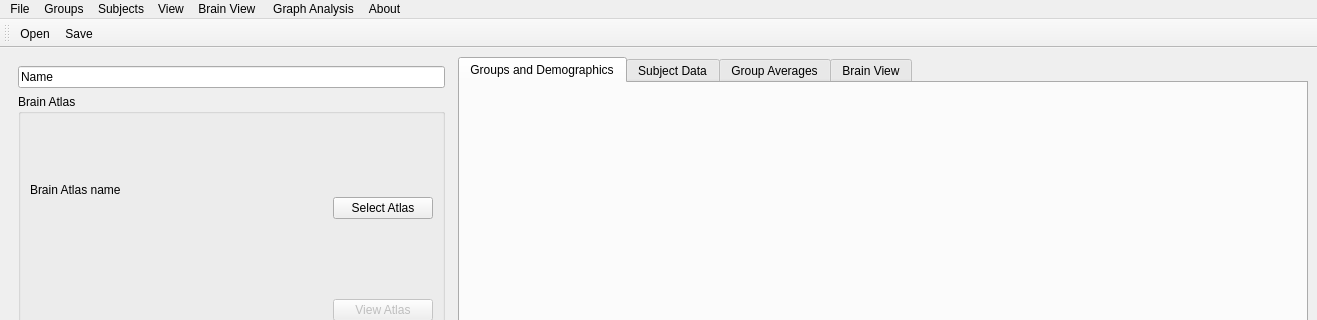
Before: the Qt Designer form braphy/gui/ui_files/cohort_editor.ui in softmatterlab/Braph-2.0-Python, drawn with Qt 5; both pictures show x 0 to 1317 and y 0 to 320 of the 1317 by 765 pixel window.
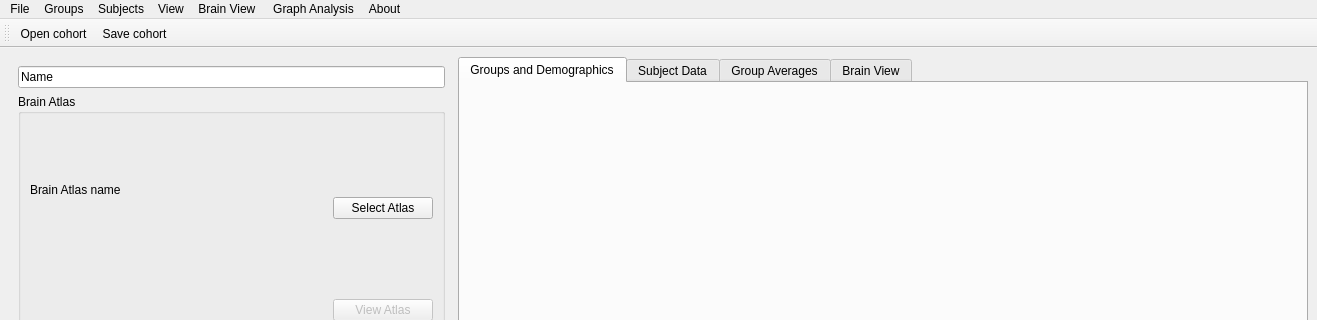
After: the same form once the commit is applied. Icons and pictures are not drawn. Custom widgets are drawn as their Qt base class.

Commit message: Add additional description for the save buttons in brain atlas, cohort, and analysis to avoid confusion with saving of figure.

What changed in the file:
```diff
--- a/braphy/gui/ui_files/cohort_editor.ui
+++ b/braphy/gui/ui_files/cohort_editor.ui
@@ -396,7 +396,7 @@
      <normaloff>:/buttons/open.png</normaloff>:/buttons/open.png</iconset>
    </property>
    <property name="text">
-    <string>Open ...</string>
+    <string>Open cohort ...</string>
    </property>
    <property name="shortcut">
     <string>Ctrl+O</string>
@@ -408,7 +408,7 @@
      <normaloff>:/buttons/save.png</normaloff>:/buttons/save.png</iconset>
    </property>
    <property name="text">
-    <string>Save</string>
+    <string>Save cohort</string>
    </property>
    <property name="shortcut">
     <string>Ctrl+S</string>
```
Left out of the diff: 2 changed lines with no effect on the pictures. The commit also changes 2 other files.
